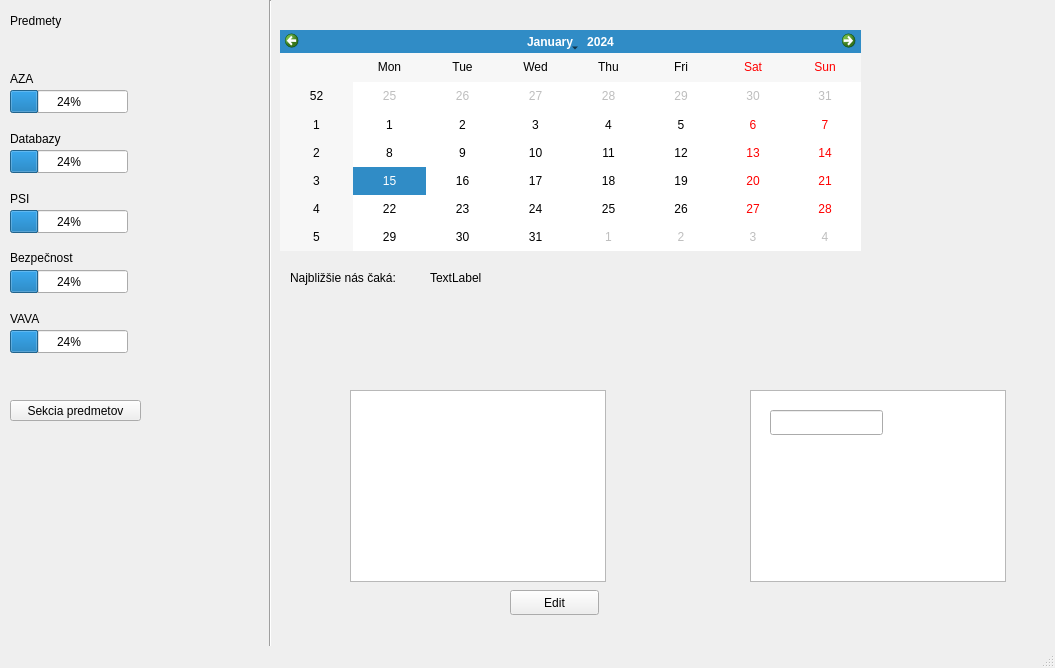
Qt form View/app.ui (romanpalenik/Diar) before a commit.
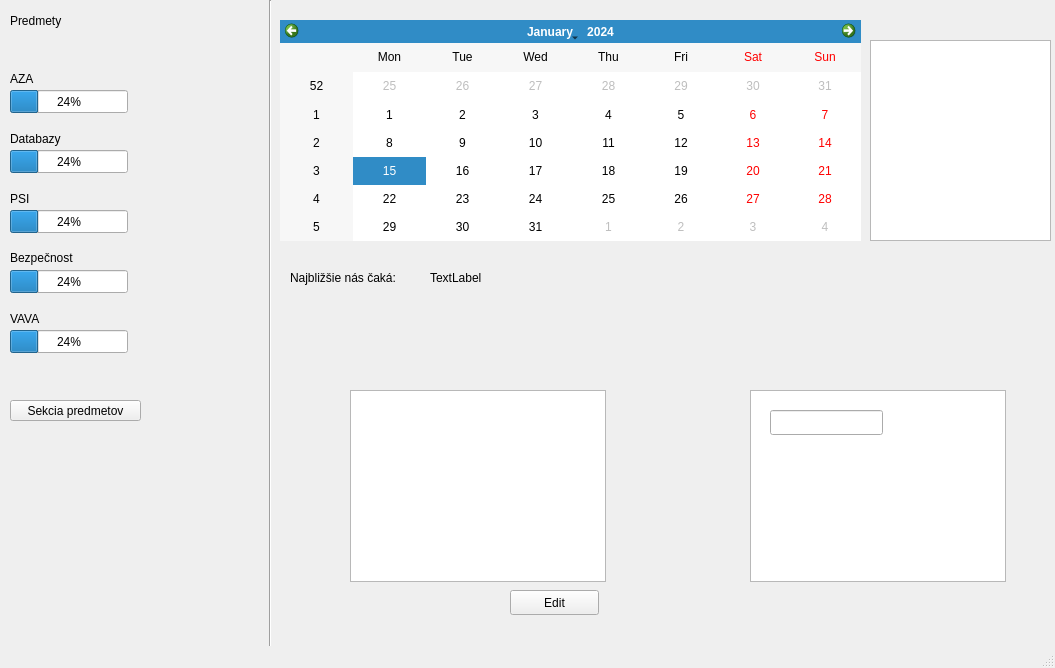
The same form after that commit.

Diff of the .ui file:
```diff
--- a/View/app.ui
+++ b/View/app.ui
@@ -236,7 +236,7 @@
     <property name="geometry">
      <rect>
       <x>280</x>
-      <y>30</y>
+      <y>20</y>
       <width>581</width>
       <height>221</height>
      </rect>
@@ -268,6 +268,16 @@
      <string>TextLabel</string>
     </property>
    </widget>
+   <widget class="QTextEdit" name="text_event">
+    <property name="geometry">
+     <rect>
+      <x>870</x>
+      <y>40</y>
+      <width>181</width>
+      <height>201</height>
+     </rect>
+    </property>
+   </widget>
   </widget>
   <widget class="QMenuBar" name="menubar">
    <property name="geometry">
```
